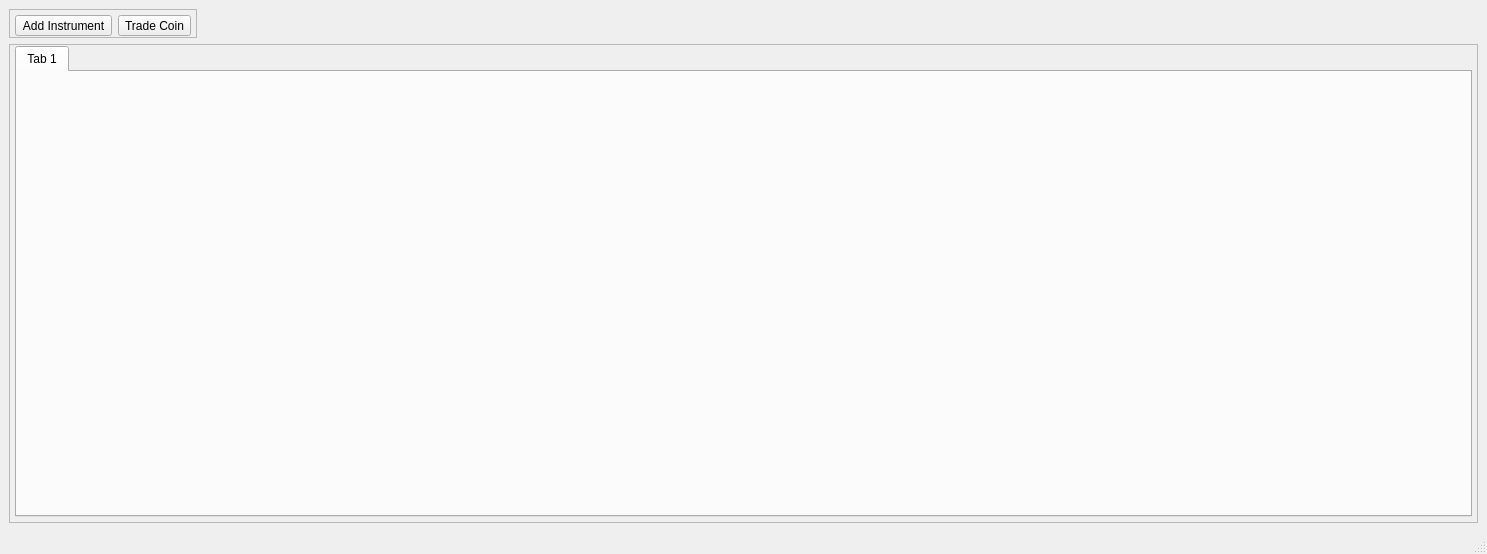
pywizard/wavetrend, file mainwindowqt.ui: the form before one commit.
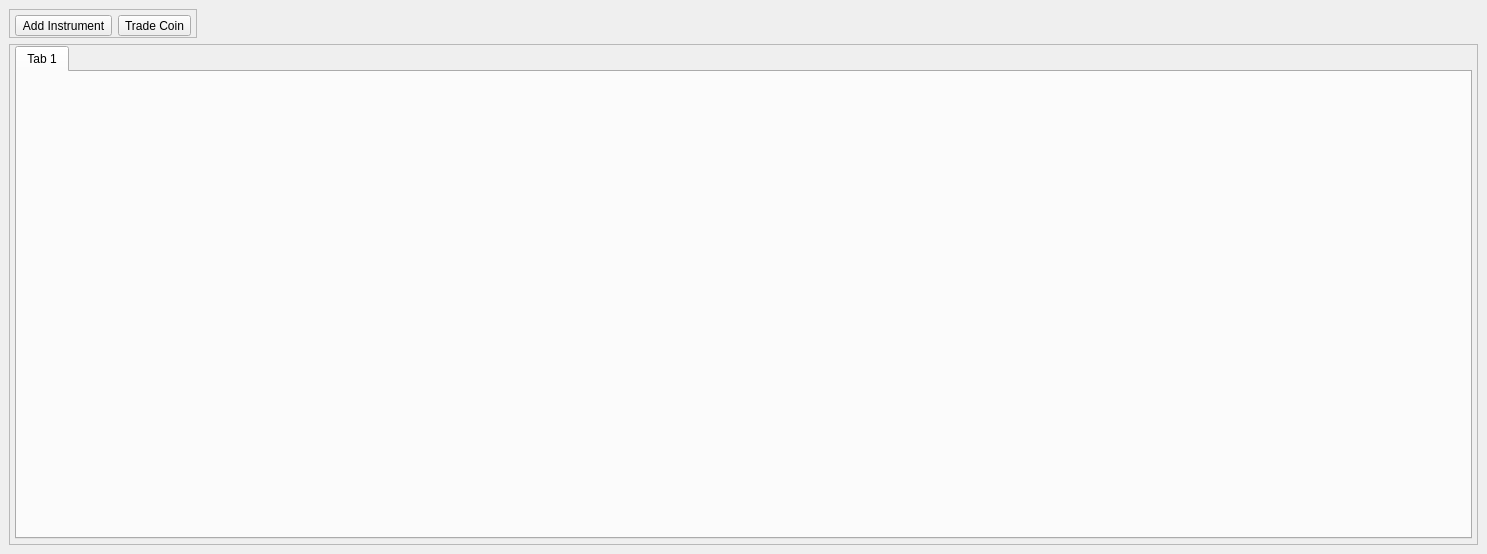
The form after the commit. Icons and pictures are not drawn.

Commit message: remove statusbar

What changed in the file:
```diff
--- a/mainwindowqt.ui
+++ b/mainwindowqt.ui
@@ -137,7 +137,6 @@
     </item>
    </layout>
   </widget>
-  <widget class="QStatusBar" name="statusbar"/>
  </widget>
  <resources/>
  <connections/>
```
The commit also changes 1 other file.
